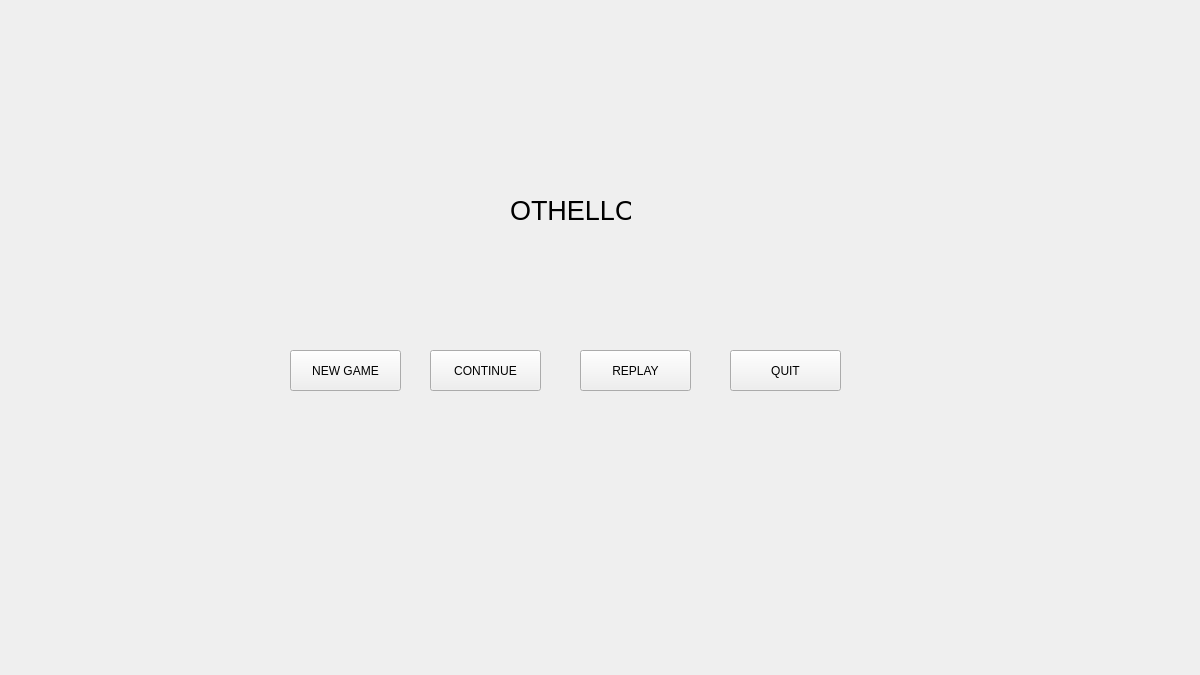
Old version of the form othello_project/start.ui in the repository soungjunha/Object_Oriented_Programming.
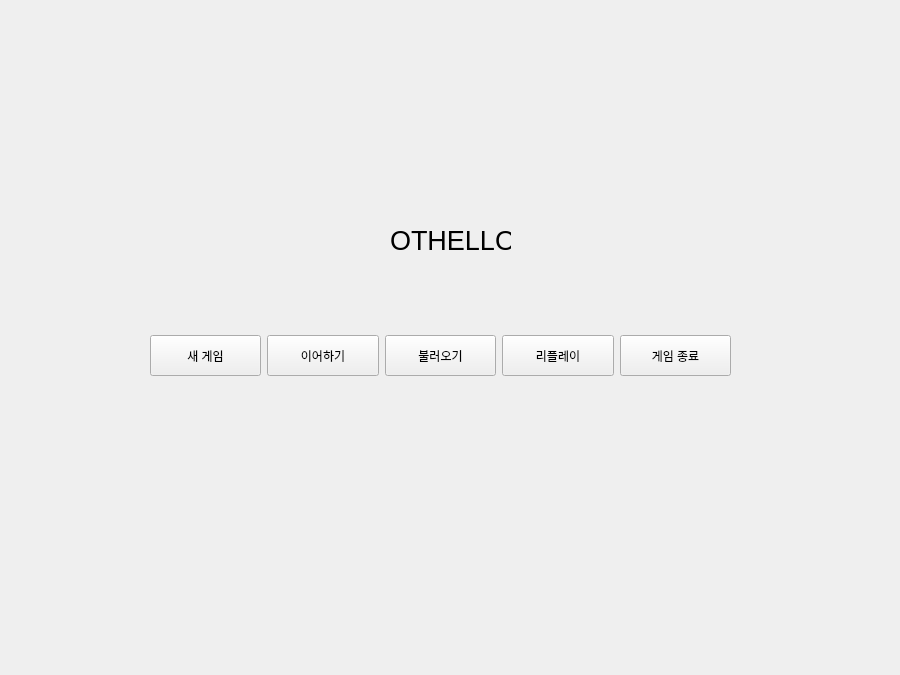
New version of the form.

```diff
--- a/othello_project/start.ui
+++ b/othello_project/start.ui
@@ -6,57 +6,18 @@
    <rect>
     <x>0</x>
     <y>0</y>
-    <width>1200</width>
+    <width>900</width>
     <height>675</height>
    </rect>
   </property>
   <property name="windowTitle">
    <string>Form</string>
   </property>
-  <widget class="QPushButton" name="replay">
-   <property name="geometry">
-    <rect>
-     <x>580</x>
-     <y>350</y>
-     <width>111</width>
-     <height>41</height>
-    </rect>
-   </property>
-   <property name="text">
-    <string>REPLAY</string>
-   </property>
-  </widget>
-  <widget class="QPushButton" name="CONTINUE">
-   <property name="geometry">
-    <rect>
-     <x>430</x>
-     <y>350</y>
-     <width>111</width>
-     <height>41</height>
-    </rect>
-   </property>
-   <property name="text">
-    <string>CONTINUE</string>
-   </property>
-  </widget>
-  <widget class="QPushButton" name="quit">
-   <property name="geometry">
-    <rect>
-     <x>730</x>
-     <y>350</y>
-     <width>111</width>
-     <height>41</height>
-    </rect>
-   </property>
-   <property name="text">
-    <string>QUIT</string>
-   </property>
-  </widget>
   <widget class="QLabel" name="label">
    <property name="geometry">
     <rect>
-     <x>510</x>
-     <y>190</y>
+     <x>390</x>
+     <y>220</y>
      <width>121</width>
      <height>41</height>
     </rect>
@@ -70,18 +31,82 @@
     <string>OTHELLO</string>
    </property>
   </widget>
-  <widget class="QPushButton" name="new_game">
+  <widget class="QWidget" name="horizontalLayoutWidget">
    <property name="geometry">
     <rect>
-     <x>290</x>
-     <y>350</y>
-     <width>111</width>
-     <height>41</height>
+     <x>150</x>
+     <y>310</y>
+     <width>581</width>
+     <height>91</height>
     </rect>
    </property>
-   <property name="text">
-    <string>NEW GAME</string>
-   </property>
+   <layout class="QHBoxLayout" name="horizontalLayout">
+    <item>
+     <widget class="QPushButton" name="new_game">
+      <property name="minimumSize">
+       <size>
+        <width>111</width>
+        <height>41</height>
+       </size>
+      </property>
+      <property name="text">
+       <string>새 게임</string>
+      </property>
+     </widget>
+    </item>
+    <item>
+     <widget class="QPushButton" name="continue_game">
+      <property name="minimumSize">
+       <size>
+        <width>111</width>
+        <height>41</height>
+       </size>
+      </property>
+      <property name="text">
+       <string>이어하기</string>
+      </property>
+     </widget>
+    </item>
+    <item>
+     <widget class="QPushButton" name="load_game">
+      <property name="minimumSize">
+       <size>
+        <width>111</width>
+        <height>41</height>
+       </size>
+      </property>
+      <property name="text">
+       <string>불러오기</string>
+      </property>
+     </widget>
+    </item>
+    <item>
+     <widget class="QPushButton" name="replay">
+      <property name="minimumSize">
+       <size>
+        <width>111</width>
+        <height>41</height>
+       </size>
+      </property>
+      <property name="text">
+       <string>리플레이</string>
+      </property>
+     </widget>
+    </item>
+    <item>
+     <widget class="QPushButton" name="quit">
+      <property name="minimumSize">
+       <size>
+        <width>111</width>
+        <height>41</height>
+       </size>
+      </property>
+      <property name="text">
+       <string>게임 종료</string>
+      </property>
+     </widget>
+    </item>
+   </layout>
   </widget>
  </widget>
  <resources/>
```
